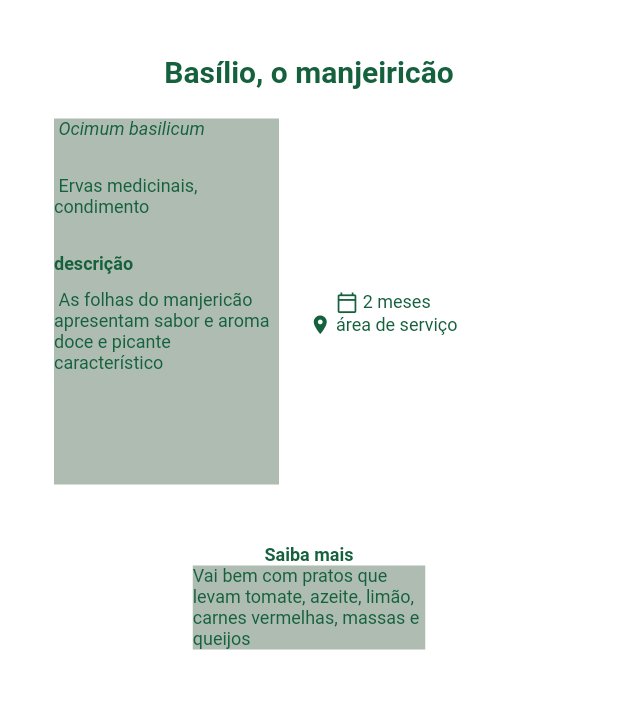
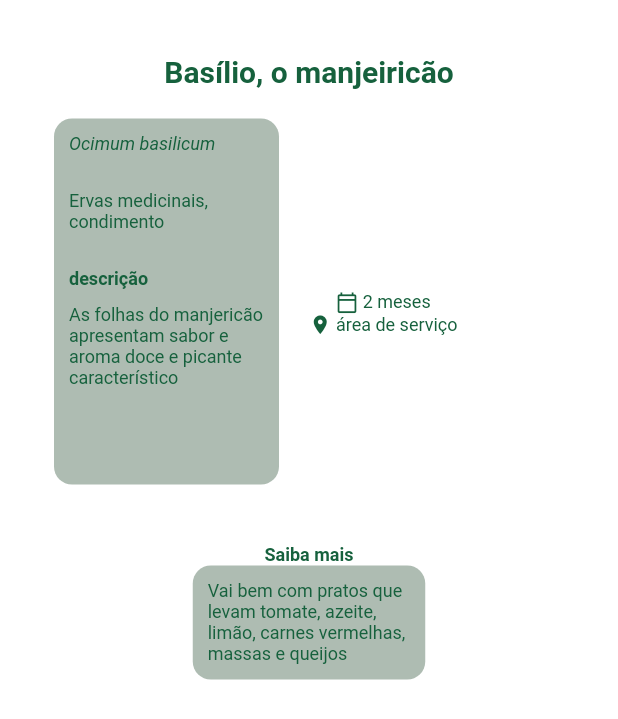
Before and after one commit to kakomarina/shehacks-xeroby, a Flutter app: the PlantDescription screen opened directly, on a phone screen of 412 x 824 dp. Shown: the top 719 px of the screen. Run offline on Flutter 3.47's test engine with Material 2 defaults, Android fonts, the light colour scheme and no system bars; Roboto replaces fonts that are missing (Montserrat).

Commit message:
layout is cute

```diff
--- a/xeroby_app/lib/plant_description.dart
+++ b/xeroby_app/lib/plant_description.dart
@@ -24,9 +24,9 @@ class _DescriptionState extends State<PlantDescription> {
   Widget build(BuildContext context) {
 
     final nomePlanta = Text("Basílio, o manjeiricão", textAlign: TextAlign.left, style: TextStyle(fontFamily: 'Montserrat', fontSize: 20.0, fontWeight: FontWeight.bold, color: Color(0xff16613D)));
-    final nomeCientifico = Text(" Ocimum basilicum\n", textAlign: TextAlign.left, style: styleItalico);
-    final categoriaPlanta = Text(" Ervas medicinais, condimento\n", textAlign: TextAlign.left, style: styleText);
-    final descricao = Text(" As folhas do manjericão apresentam sabor e aroma doce e picante característico", textAlign: TextAlign.left, style: styleText);
+    final nomeCientifico = Text("Ocimum basilicum\n", textAlign: TextAlign.left, style: styleItalico);
+    final categoriaPlanta = Text("Ervas medicinais, condimento\n", textAlign: TextAlign.left, style: styleText);
+    final descricao = Text("As folhas do manjericão apresentam sabor e aroma doce e picante característico", textAlign: TextAlign.left, style: styleText);
 
     final plantColumn = Wrap(
       runSpacing: 10,
@@ -40,14 +40,17 @@ class _DescriptionState extends State<PlantDescription> {
     );
 
     final plantBox =
-        Container(height: 244, width: 150, child: plantColumn, color: hortela);
+        Container(height: 244, width: 150, child: plantColumn,
+            padding: EdgeInsets.symmetric(horizontal:10, vertical:10),
+        decoration: BoxDecoration(borderRadius: BorderRadius.circular(12), color: hortela));
 
     final curiosidades = Text("Vai bem com pratos que levam tomate, azeite, limão, carnes vermelhas, massas e queijos",
         textAlign: TextAlign.left, style: styleText);
     final curiosidadesBox = Container(
       width: 155,
       child: curiosidades,
-      color: hortela
+      padding: EdgeInsets.symmetric(horizontal:10, vertical:10),
+      decoration: BoxDecoration(borderRadius: BorderRadius.circular(12), color: hortela)
     );
 
     final tempo = Text(" 2 meses", textAlign: TextAlign.left, style: styleText);
```
